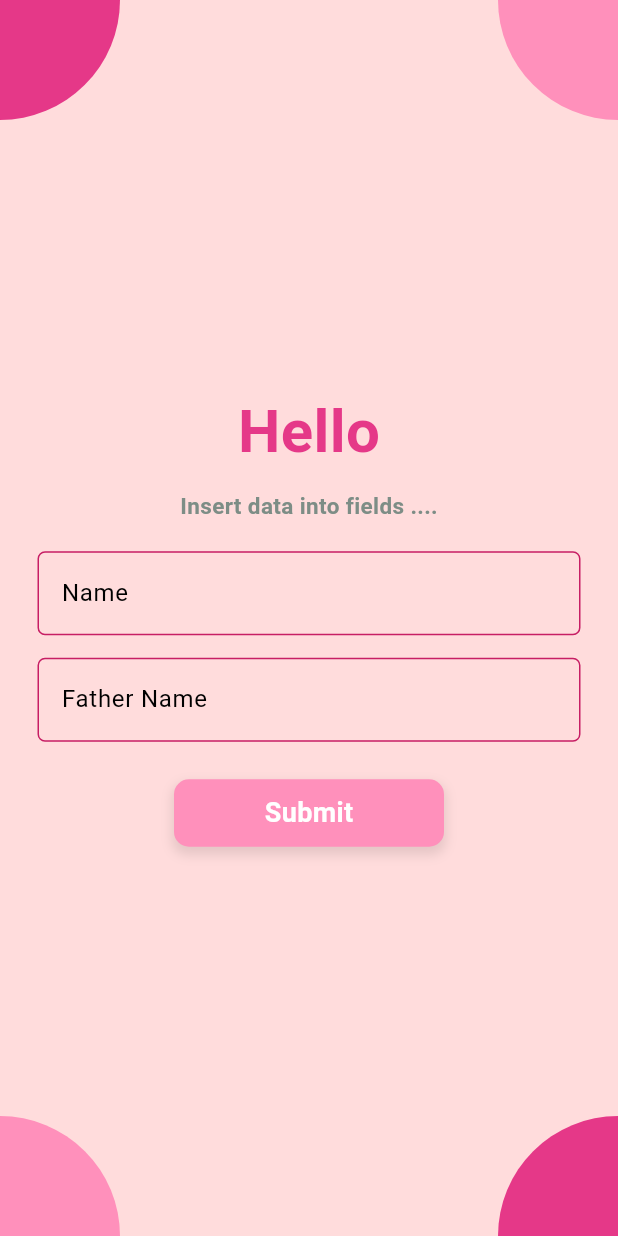
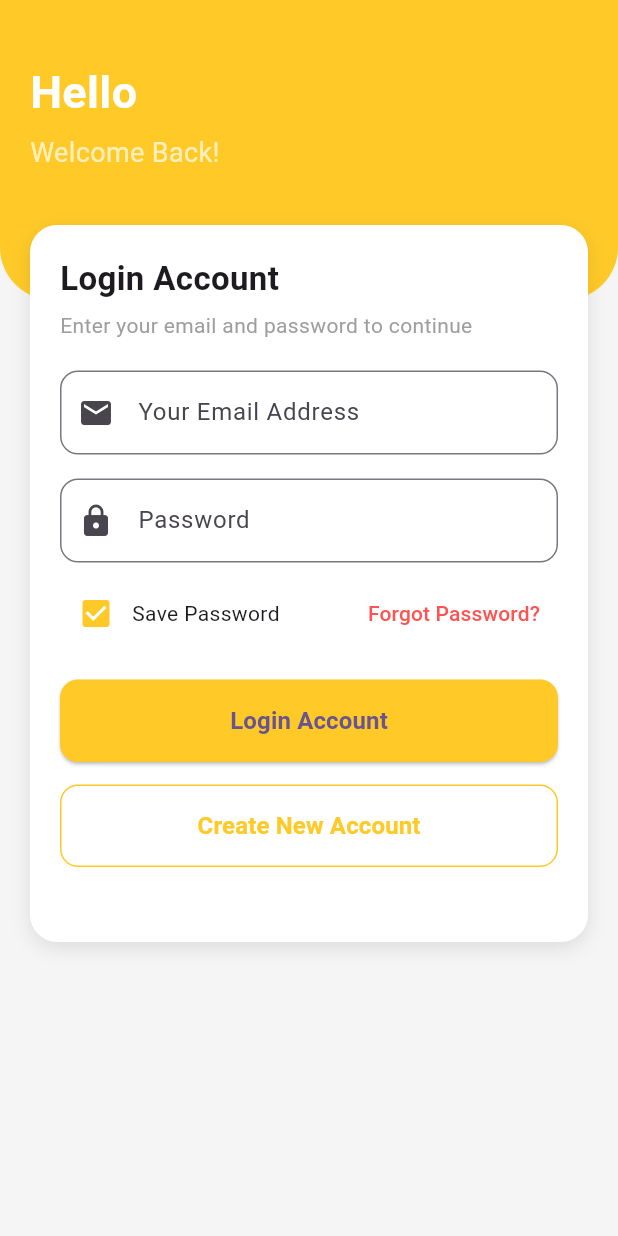
Before and after one commit to tazeendev/firestore_practice_project, a Flutter app: the screen it shows after launch, on a phone screen of 412 x 824 dp. Run offline on Flutter 3.47's test engine with Material 3 defaults, Android fonts, the phone set to English and light mode, and no system bars; our stand-ins replace cloud_firestore, firebase_auth, firebase_core; accounts and stored records are empty.

Commit message:
register from

```diff
--- a/lib/controller/utills/routes.dart
+++ b/lib/controller/utills/routes.dart
@@ -4,4 +4,7 @@ class Routes{
   static const login='/login';
   static const signup='/signup';
   static const insertData='/data';
+  static const registerLogin='/login_form';
+  static const createAccount='/signin_form';
+
 }
--- a/lib/main.dart
+++ b/lib/main.dart
@@ -1,8 +1,11 @@
+import 'package:firebase_app/student_registration_project/auth_screens/auth_login_screen.dart';
+import 'package:firebase_app/student_registration_project/auth_screens/auth_sigin_screen.dart';
 import 'package:firebase_app/view/screens/auth_views/login_screen.dart';
 import 'package:firebase_app/view/screens/auth_views/signup_screen.dart';
 import 'package:firebase_app/view/screens/auth_views/welcome_screen.dart';
 import 'package:firebase_app/view/screens/firebase_store/fetchdata.dart';
 import 'package:firebase_app/view/screens/firebase_store/firebase_store.dart';
+import 'package:firebase_auth/firebase_auth.dart';
 import 'package:firebase_core/firebase_core.dart';
 import 'package:flutter/material.dart';
 
@@ -40,10 +43,10 @@ class MyApp extends StatelessWidget {
         // tested with just a hot reload.
         colorScheme: ColorScheme.fromSeed(seedColor: Colors.deepPurple),
       ),
-      initialRoute: '/data',
+      initialRoute: '/login_form',
       routes:{
-        '/data':(context)=>InsertData(),
-        '/fetch':(context)=>FetchData(),
+        '/login_form':(context)=>FormLoginScreen(),
+        '/signin_form':(context)=>CreateAccountScreen(),
         //'/welcome':(context)=>WelcomeScreen() ,
       Routes.login:(context)=>LoginScreen(),
     Routes.signup:(context)=>SignupScreen(),
@@ -53,6 +56,40 @@ class MyApp extends StatelessWidget {
 
   }
 }
+
+class SplashScreen extends StatefulWidget {
+  const SplashScreen({super.key});
+
+  @override
+  State<SplashScreen> createState() => _SplashScreenState();
+}
+
+class _SplashScreenState extends State<SplashScreen> {
+  @override
+  void initState() {
+    // TODO: implement initState
+    super.initState();
+    Future.delayed(Duration(seconds: 4),(){
+
+    });
+  }
+  islogin(){
+    if(FirebaseAuth.instance.currentUser==null)
+      {
+        // bavigate to login screen
+      }
+    else
+      {
+        // navigate to home screen--------
+      }
+  }
+  @override
+  Widget build(BuildContext context) {
+    return const Placeholder();
+  }
+}
+
+
 
 class MyHomePage extends StatefulWidget {
   const MyHomePage({super.key, required this.title});
--- /dev/null
+++ b/lib/student_registration_project/auth_screens/auth_login_screen.dart
@@ -0,0 +1,234 @@
+import 'package:flutter/material.dart';
+import 'package:firebase_auth/firebase_auth.dart';
+
+class FormLoginScreen extends StatefulWidget {
+  const FormLoginScreen({super.key});
+
+  @override
+  State<FormLoginScreen> createState() => _FormLoginScreenState();
+}
+
+class _FormLoginScreenState extends State<FormLoginScreen> {
+  final TextEditingController emailController = TextEditingController();
+  final TextEditingController passwordController = TextEditingController();
+  bool isLoading = false;
+
+  void login() {
+    if (emailController.text.isEmpty || passwordController.text.isEmpty) {
+      ScaffoldMessenger.of(context).showSnackBar(
+        const SnackBar(content: Text('Please fill the email and password')),
+      );
+      return;
+    }
+    setState(() => isLoading = true);
+
+    FirebaseAuth.instance
+        .signInWithEmailAndPassword(
+      email: emailController.text.trim(),
+      password: passwordController.text.trim(),
+    )
+        .then((userCredential) {
+      ScaffoldMessenger.of(context)
+          .showSnackBar(const SnackBar(content: Text('Login successful')));
+      Navigator.pushNamed(context, '/signin_form');
+    })
+        .onError((error, stackTrace) {
+      ScaffoldMessenger.of(context).showSnackBar(
+        SnackBar(content: Text(error.toString())),
+      );
+    })
+        .whenComplete(() => setState(() => isLoading = false));
+  }
+
+  @override
+  Widget build(BuildContext context) {
+    return Scaffold(
+      backgroundColor: Colors.grey[100],
+      body: SafeArea(
+        child: Stack(
+          children: [
+            // 🔹 Header (fixed 200)
+            Container(
+              height: 200,
+              width: double.infinity,
+              padding: const EdgeInsets.symmetric(horizontal: 20, vertical: 40),
+              decoration: BoxDecoration(
+                color: Colors.amber[400],
+                borderRadius: const BorderRadius.vertical(
+                  bottom: Radius.circular(35),
+                ),
+              ),
+              child: const Column(
+                crossAxisAlignment: CrossAxisAlignment.start,
+                children: [
+                  Text(
+                    "Hello",
+                    style: TextStyle(
+                      fontSize: 30,
+                      fontWeight: FontWeight.bold,
+                      color: Colors.white,
+                    ),
+                  ),
+                  SizedBox(height: 6),
+                  Text(
+                    "Welcome Back!",
+                    style: TextStyle(
+                      fontSize: 18,
+                      color: Colors.white70,
+                    ),
+                  ),
+                ],
+              ),
+            ),
+
+            // 🔹 Card (starts below header, overlap karega)
+            Align(
+              alignment: Alignment.topCenter,
+              child: Container(
+                margin: const EdgeInsets.only(top: 150, left: 20, right: 20, bottom: 20),
+                padding: const EdgeInsets.all(20),
+                decoration: BoxDecoration(
+                  color: Colors.white,
+                  borderRadius: BorderRadius.circular(18),
+                  boxShadow: [
+                    BoxShadow(
+                      color: Colors.black.withOpacity(0.1),
+                      blurRadius: 10,
+                      offset: const Offset(0, 4),
+                    )
+                  ],
+                ),
+                child: SingleChildScrollView(
+                  physics: const BouncingScrollPhysics(),
+                  child: Column(
+                    crossAxisAlignment: CrossAxisAlignment.start,
+                    children: [
+                      const Text(
+                        "Login Account",
+                        style: TextStyle(
+                          fontSize: 22,
+                          fontWeight: FontWeight.bold,
+                        ),
+                      ),
+                      const SizedBox(height: 6),
+                      const Text(
+                        "Enter your email and password to continue",
+                        style: TextStyle(color: Colors.grey),
+                      ),
+                      const SizedBox(height: 20),
+
+                      // Email
+                      TextField(
+                        controller: emailController,
+                        decoration: InputDecoration(
+                          hintText: "Your Email Address",
+                          prefixIcon: const Icon(Icons.email),
+                          border: OutlineInputBorder(
+                            borderRadius: BorderRadius.circular(12),
+                          ),
+                        ),
+                      ),
+                      const SizedBox(height: 16),
+
+                      // Password
+                      TextField(
+                        controller: passwordController,
+                        obscureText: true,
+                        decoration: InputDecoration(
+                          hintText: "Password",
+                          prefixIcon: const Icon(Icons.lock),
+                          border: OutlineInputBorder(
+                            borderRadius: BorderRadius.circular(12),
+                          ),
+                        ),
+                      ),
+                      const SizedBox(height: 10),
+
+                      // Remember + Forgot
+                      Row(
+                        mainAxisAlignment: MainAxisAlignment.spaceBetween,
+                        children: [
+                          Row(
+                            children: [
+                              Checkbox(
+                                value: true,
+                                onChanged: (v) {},
+                                activeColor: Colors.amber[400],
+                              ),
+                              const Text("Save Password"),
+                            ],
+                          ),
+                          TextButton(
+                            onPressed: () {},
+                            child: const Text(
+                              "Forgot Password?",
+                              style: TextStyle(color: Colors.redAccent),
+                            ),
+                          ),
+                        ],
+                      ),
+                      const SizedBox(height: 20),
+
+                      // Login Button
+                      SizedBox(
+                        width: double.infinity,
+                        height: 55,
+                        child: ElevatedButton(
+                          style: ElevatedButton.styleFrom(
+                            backgroundColor: Colors.amber[400],
+                            shape: RoundedRectangleBorder(
+                              borderRadius: BorderRadius.circular(12),
+                            ),
+                          ),
+                          onPressed: login,
+                          child: isLoading
+                              ? const CircularProgressIndicator(
+                            color: Colors.white,
+                          )
+                              : const Text(
+                            "Login Account",
+                            style: TextStyle(
+                              fontSize: 16,
+                              fontWeight: FontWeight.bold,
+                            ),
+                          ),
+                        ),
+                      ),
+                      const SizedBox(height: 15),
+
+                      // Create Account Button
+                      SizedBox(
+                        width: double.infinity,
+                        height: 55,
+                        child: OutlinedButton(
+                          style: OutlinedButton.styleFrom(
+                            side: BorderSide(color: Colors.amber[400]!),
+                            shape: RoundedRectangleBorder(
+                              borderRadius: BorderRadius.circular(12),
+                            ),
+                          ),
+                          onPressed: () {
+                            Navigator.pushNamed(context, '/signin_form');
+                          },
+                          child: Text(
+                            "Create New Account",
+                            style: TextStyle(
+                              fontSize: 16,
+                              color: Colors.amber[400],
+                              fontWeight: FontWeight.bold,
+                            ),
+                          ),
+                        ),
+                      ),
+                      const SizedBox(height: 30),
+                    ],
+                  ),
+                ),
+              ),
+            ),
+          ],
+        ),
+      ),
+    );
+  }
+}
--- a/lib/view/screens/auth_views/login_screen.dart
+++ b/lib/view/screens/auth_views/login_screen.dart
@@ -18,7 +18,7 @@ class _LoginScreenState extends State<LoginScreen> {
   void login() {
     if (emailController.text.isEmpty || passwordController.text.isEmpty) {
       ScaffoldMessenger.of(context).showSnackBar(
-        const SnackBar(content: Text("Please enter email and password")),
+        SnackBar(content: Text("Please enter email and password")),
       );
       return;
     }
@@ -31,14 +31,13 @@ class _LoginScreenState extends State<LoginScreen> {
           password: passwordController.text.trim(),
         )
         .then((userCredential) {
-      ScaffoldMessenger.of(context).showSnackBar(
-        const SnackBar(content: Text("Login Successful")),
-      );
+          ScaffoldMessenger.of(
+            context,
+          ).showSnackBar(const SnackBar(content: Text("Login Successful")));
           Navigator.pushNamed(context, '/welcome');
         })
         .onError((error, stackTrace) {
           String errorMessage = "Something went wrong";
-
           if (error is FirebaseAuthException) {
             if (error.code == 'invalid-email') {
               errorMessage = "Please enter a valid email address.";
@@ -51,9 +50,9 @@ class _LoginScreenState extends State<LoginScreen> {
             }
           }
 
-      ScaffoldMessenger.of(context).showSnackBar(
-        SnackBar(content: Text(errorMessage)),
-      );
+          ScaffoldMessenger.of(
+            context,
+          ).showSnackBar(SnackBar(content: Text(errorMessage)));
         })
         .whenComplete(() => setState(() => isLoading = false));
   }
@@ -70,9 +69,16 @@ class _LoginScreenState extends State<LoginScreen> {
             const SizedBox(height: 50),
             const Text(
               "Hello!",
-              style: TextStyle(fontSize: 36, fontWeight: FontWeight.bold, color: Color(0xff0A400C)),
+              style: TextStyle(
+                fontSize: 36,
+                fontWeight: FontWeight.bold,
+                color: Color(0xff0A400C),
               ),
-            const Text("Welcome to Plantland", style: TextStyle(fontSize: 18, color: Colors.grey)),
+            ),
+            const Text(
+              "Welcome to Plantland",
+              style: TextStyle(fontSize: 18, color: Colors.grey),
+            ),
             const SizedBox(height: 30),
 
             // Email Field
@@ -89,7 +95,9 @@ class _LoginScreenState extends State<LoginScreen> {
               obscureText: obscureText,
               decoration: _inputDecoration("Password").copyWith(
                 suffixIcon: IconButton(
-                  icon: Icon(obscureText ? Icons.visibility_off : Icons.visibility),
+                  icon: Icon(
+                    obscureText ? Icons.visibility_off : Icons.visibility,
+                  ),
                   onPressed: () {
                     setState(() => obscureText = !obscureText);
                   },
@@ -104,7 +112,10 @@ class _LoginScreenState extends State<LoginScreen> {
                 onPressed: () {
                   // Forgot Password Logic
                 },
-                child: const Text("Forgot Password?", style: TextStyle(color: Color(0xff0A400C))),
+                child: const Text(
+                  "Forgot Password?",
+                  style: TextStyle(color: Color(0xff0A400C)),
+                ),
               ),
             ),
             const SizedBox(height: 20),
@@ -117,12 +128,17 @@ class _LoginScreenState extends State<LoginScreen> {
                 height: 55,
                 decoration: BoxDecoration(
                   borderRadius: BorderRadius.circular(12),
-                  gradient: const LinearGradient(colors: [Color(0xff819067), Color(0xff0A400C)]),
+                  gradient: const LinearGradient(
+                    colors: [Color(0xff819067), Color(0xff0A400C)],
+                  ),
                 ),
                 child: Center(
                   child: isLoading
                       ? const CircularProgressIndicator(color: Colors.white)
-                      : const Text("Login", style: TextStyle(color: Colors.white, fontSize: 18)),
+                      : const Text(
+                          "Login",
+                          style: TextStyle(color: Colors.white, fontSize: 18),
+                        ),
                 ),
               ),
             ),
@@ -162,7 +178,13 @@ class _LoginScreenState extends State<LoginScreen> {
                   onTap: () {
                     Navigator.pushNamed(context, Routes.signup);
                   },
-                  child: const Text(" Signup", style: TextStyle(color: Color(0xff0A400C), fontWeight: FontWeight.bold)),
+                  child: const Text(
+                    " Signup",
+                    style: TextStyle(
+                      color: Color(0xff0A400C),
+                      fontWeight: FontWeight.bold,
+                    ),
+                  ),
                 ),
               ],
             ),
@@ -195,7 +217,11 @@ class _LoginScreenState extends State<LoginScreen> {
         shape: BoxShape.circle,
         color: Colors.white,
         boxShadow: [
-          BoxShadow(color: Colors.grey.shade300, blurRadius: 6, spreadRadius: 2),
+          BoxShadow(
+            color: Colors.grey.shade300,
+            blurRadius: 6,
+            spreadRadius: 2,
+          ),
         ],
       ),
       child: Padding(
--- a/lib/view/screens/firebase_store/firebase_store.dart
+++ b/lib/view/screens/firebase_store/firebase_store.dart
@@ -1,4 +1,5 @@
 import 'package:cloud_firestore/cloud_firestore.dart';
+import 'package:firebase_auth/firebase_auth.dart';
 import 'package:flutter/material.dart';
 
 import 'next_screen.dart';
@@ -145,7 +146,7 @@ class _InsertDataState extends State<InsertData> {
                         try {
                           String id=DateTime.now().microsecond.toString();
                           await FirebaseFirestore.instance
-                              .collection('userData').doc(id)
+                              .collection(FirebaseAuth.instance.currentUser!.uid).doc(id)
                               .set({
                             'name': nameController.text,
                             'fname': fnameController.text,
```
Also changed, not shown: lib/student_registration_project/auth_screens/auth_sigin_screen.dart (added, +235 -0 lines), lib/student_registration_project/auth_screens/text_feild_widget/text_feild_widget.dart (added, +58 -0 lines), lib/view/screens/auth_views/profile_screen.dart (+9 -1 lines), lib/view/screens/firebase_store/fetchdata.dart (+30 -7 lines), lib/student_registration_project/home_screen/home_screen.dart (added), lib/student_registration_project/starting_screen/starting_screen.dart (added). Lines whose indentation alone changed are shown as unchanged.
